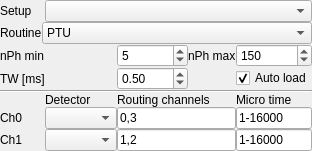
The window that chisurf/gui/widgets/experiments/pda/pda_tttr.ui (Fluorescence-Tools/chisurf) describes before a commit, drawn with Qt 5.
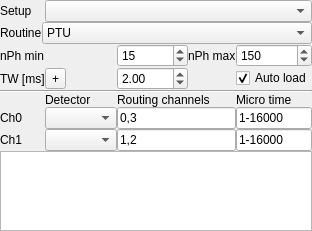
The same window after the commit.

Diff of the .ui file:
```diff
--- a/chisurf/gui/widgets/experiments/pda/pda_tttr.ui
+++ b/chisurf/gui/widgets/experiments/pda/pda_tttr.ui
@@ -63,7 +63,7 @@
       <number>9999</number>
      </property>
      <property name="value">
-      <number>5</number>
+      <number>15</number>
      </property>
     </widget>
    </item>
@@ -74,6 +74,13 @@
      </property>
     </widget>
    </item>
+   <item row="3" column="1">
+    <widget class="QToolButton" name="toolButton_add_tw">
+     <property name="text">
+      <string>+</string>
+     </property>
+    </widget>
+   </item>
    <item row="6" column="4">
     <widget class="QLineEdit" name="lineEdit_2">
      <property name="sizePolicy">
@@ -157,6 +164,25 @@
      </property>
     </widget>
    </item>
+   <item row="8" column="0" colspan="5">
+    <widget class="QListWidget" name="listWidget_tw">
+     <property name="sizePolicy">
+      <sizepolicy hsizetype="Expanding" vsizetype="Fixed">
+       <horstretch>0</horstretch>
+       <verstretch>0</verstretch>
+      </sizepolicy>
+     </property>
+     <property name="maximumSize">
+      <size>
+       <width>16777215</width>
+       <height>80</height>
+      </size>
+     </property>
+     <property name="verticalScrollBarPolicy">
+      <enum>Qt::ScrollBarAsNeeded</enum>
+     </property>
+    </widget>
+   </item>
    <item row="4" column="0" colspan="5">
     <widget class="Line" name="line">
      <property name="orientation">
@@ -293,7 +319,7 @@
       <double>9999.000000000000000</double>
      </property>
      <property name="value">
-      <double>0.500000000000000</double>
+      <double>2.000000000000000</double>
      </property>
     </widget>
    </item>
```
Left out of the diff: 8 changed lines with no effect on the pictures.
